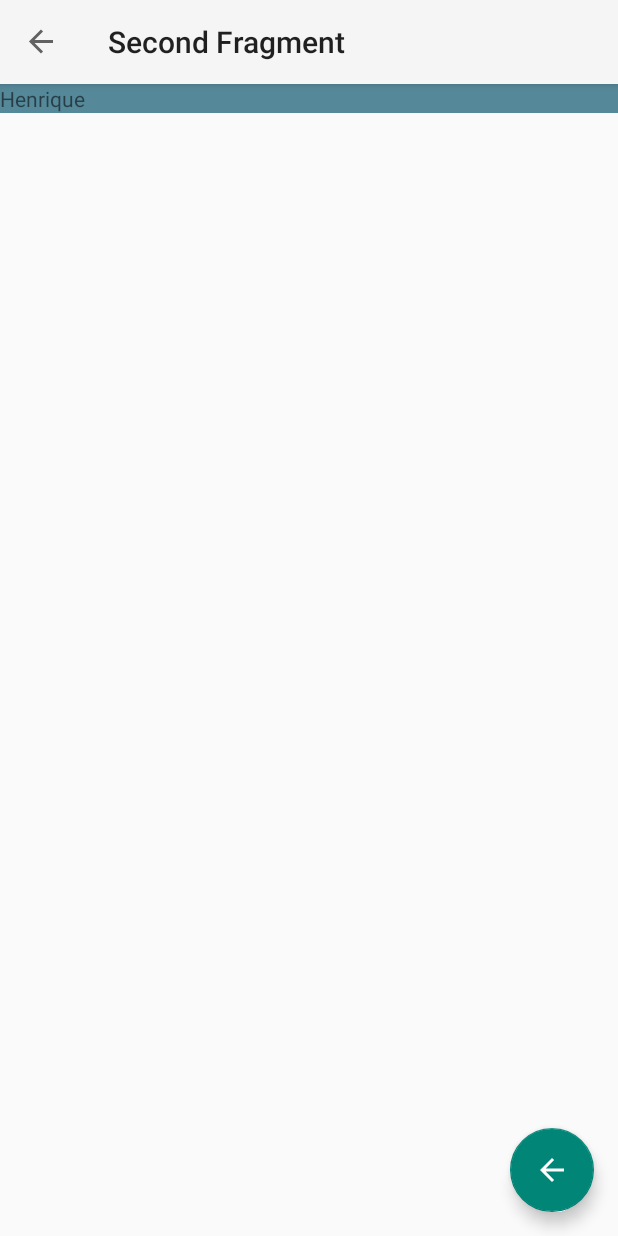
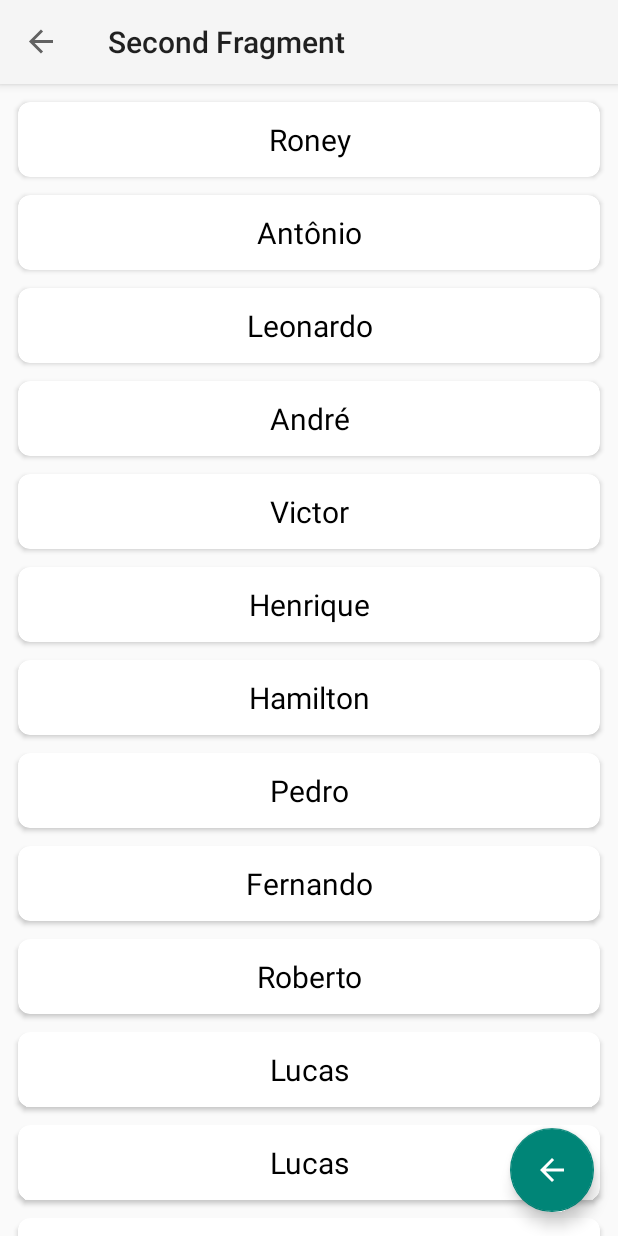
Before and after one commit to henriquesbraga/android_kotlin_study, an Android app: the screen it shows after launch (MainActivity), after a tap on an icon or button, on a phone screen of 412 x 824 dp. Run offline under Robolectric (Android 15) with nearby library versions, the phone set to English and light mode, and no system bars; our stand-ins replace navigation-ui.

Commit message:
feat: RecyclerView implementation

```diff
--- /dev/null
+++ b/app/src/main/java/dev/henriquebraga/androidstudy/utils/PersonList.kt
@@ -0,0 +1,22 @@
+package dev.henriquebraga.androidstudy.utils
+
+import dev.henriquebraga.androidstudy.model.Person
+
+val personDataList = listOf(
+    Person("Henrique"),
+    Person("Leonardo"),
+    Person("Victor"),
+    Person("Roney"),
+    Person("Lucas"),
+    Person("Fernando"),
+    Person("André"),
+    Person("Hamilton"),
+    Person("Roberto"),
+    Person("Pedro"),
+    Person("Pedro"),
+    Person("Marcos"),
+    Person("Antônio"),
+    Person("Lucas"),
+    Person("Gustavo"),
+    Person("Jucian"),
+)
--- /dev/null
+++ b/app/src/main/java/dev/henriquebraga/androidstudy/utils/SpaceItemDecorator.kt
@@ -0,0 +1,22 @@
+package dev.henriquebraga.androidstudy.utils
+
+import android.graphics.Rect
+import android.view.View
+import androidx.recyclerview.widget.RecyclerView
+
+class SpaceItemDecorator(private val space: Int): RecyclerView.ItemDecoration() {
+    override fun getItemOffsets(
+        outRect: Rect, view: View, parent: RecyclerView, state: RecyclerView.State
+    ) {
+        outRect.left = space
+        outRect.right = space
+        outRect.bottom = space
+
+        // Add top margin only for the first item to avoid double space between items
+        if (parent.getChildAdapterPosition(view) == 0) {
+            outRect.top = space
+        } else {
+            outRect.top = 0
+        }
+    }
+}
--- a/app/src/main/java/dev/henriquebraga/androidstudy/view/FirstFragment.kt
+++ b/app/src/main/java/dev/henriquebraga/androidstudy/view/FirstFragment.kt
@@ -5,16 +5,25 @@ import androidx.fragment.app.Fragment
 import android.view.LayoutInflater
 import android.view.View
 import android.view.ViewGroup
-import androidx.core.os.bundleOf
 import androidx.navigation.fragment.findNavController
+import androidx.recyclerview.widget.LinearLayoutManager
 import dev.henriquebraga.androidstudy.R
 import dev.henriquebraga.androidstudy.databinding.FragmentFirstBinding
-import dev.henriquebraga.androidstudy.model.Person
+import dev.henriquebraga.androidstudy.utils.SpaceItemDecorator
+import dev.henriquebraga.androidstudy.utils.personDataList
 
 class FirstFragment : Fragment() {
 
     private var _binding: FragmentFirstBinding? = null
     private val binding get() = _binding!!
+
+    private lateinit var adapter: PersonListAdapter
+
+    override fun onCreate(savedInstanceState: Bundle?) {
+        super.onCreate(savedInstanceState)
+        adapter = PersonListAdapter(personDataList)
+    }
+
 
     override fun onCreateView(
         inflater: LayoutInflater, container: ViewGroup?, savedInstanceState: Bundle?
@@ -26,12 +35,14 @@ class FirstFragment : Fragment() {
     override fun onViewCreated(view: View, savedInstanceState: Bundle?) {
         super.onViewCreated(view, savedInstanceState)
 
-        // Bundle to transport
-        val p = Person("Henrique")
-        val bundle = bundleOf("personArg" to p)
+        //Setup adapter
+        binding.recyclerView1.layoutManager = LinearLayoutManager(requireContext())
+        binding.recyclerView1.adapter = adapter
+        binding.recyclerView1.addItemDecoration(SpaceItemDecorator(18))
 
+        //Setup listeners
         binding.fab.setOnClickListener {
-            findNavController().navigate(R.id.action_first_to_second, bundle)
+            findNavController().navigate(R.id.action_first_to_second)
         }
     }
 }
--- /dev/null
+++ b/app/src/main/java/dev/henriquebraga/androidstudy/view/PersonListAdapter.kt
@@ -0,0 +1,60 @@
+package dev.henriquebraga.androidstudy.view
+
+import android.view.LayoutInflater
+import android.view.ViewGroup
+import androidx.recyclerview.widget.AsyncListDiffer
+import androidx.recyclerview.widget.DiffUtil
+import androidx.recyclerview.widget.RecyclerView
+import androidx.recyclerview.widget.RecyclerView.Recycler
+import dev.henriquebraga.androidstudy.databinding.ItemListBinding
+import dev.henriquebraga.androidstudy.model.Person
+
+class PersonListAdapter (
+    private val list: List<Person>
+): RecyclerView.Adapter<PersonListAdapter.ViewHolder>() {
+
+    // AsyncListDiffer
+    private val asyncListDiffer: AsyncListDiffer<Person> = AsyncListDiffer(this, DiffCallback)
+
+    init {
+        asyncListDiffer.submitList(list)
+    }
+
+
+    override fun onCreateViewHolder( parent: ViewGroup, viewType: Int): PersonListAdapter.ViewHolder {
+        val layoutInflater = LayoutInflater.from(parent.context)
+        val binding = ItemListBinding.inflate(layoutInflater, parent, false)
+        return ViewHolder(binding)
+    }
+
+    override fun onBindViewHolder(holder: PersonListAdapter.ViewHolder, position: Int) {
+        holder.bind(asyncListDiffer.currentList[position])
+    }
+
+    override fun getItemCount(): Int = asyncListDiffer.currentList.size
+
+    fun submitList(persons: List<Person>) {
+        asyncListDiffer.submitList(persons)
+    }
+
+    class ViewHolder(
+        private val binding: ItemListBinding
+    ) :RecyclerView.ViewHolder(binding.root) {
+        fun bind(person: Person) {
+            binding.textView2.text = person.name
+        }
+    }
+
+    // DiffCallback
+    object DiffCallback : DiffUtil.ItemCallback<Person>() {
+        override fun areItemsTheSame(oldItem: Person, newItem: Person): Boolean {
+            return oldItem.name == newItem.name
+        }
+
+        override fun areContentsTheSame(oldItem: Person, newItem: Person): Boolean {
+            return oldItem.name == newItem.name
+        }
+
+    }
+
+}
--- a/app/src/main/java/dev/henriquebraga/androidstudy/view/SecondFragment.kt
+++ b/app/src/main/java/dev/henriquebraga/androidstudy/view/SecondFragment.kt
@@ -6,14 +6,24 @@ import android.view.LayoutInflater
 import android.view.View
 import android.view.ViewGroup
 import androidx.navigation.fragment.findNavController
+import androidx.recyclerview.widget.LinearLayoutManager
 import dev.henriquebraga.androidstudy.R
 import dev.henriquebraga.androidstudy.databinding.FragmentSecondBinding
 import dev.henriquebraga.androidstudy.model.Person
+import dev.henriquebraga.androidstudy.utils.SpaceItemDecorator
+import dev.henriquebraga.androidstudy.utils.personDataList
 
 class SecondFragment : Fragment() {
 
     private var _binding: FragmentSecondBinding? = null
     private val binding get() = _binding!!
+
+    private lateinit var adapter: PersonListAdapter
+
+    override fun onCreate(savedInstanceState: Bundle?) {
+        super.onCreate(savedInstanceState)
+        adapter = PersonListAdapter(personDataList.shuffled())
+    }
 
     override fun onCreateView(
         inflater: LayoutInflater, container: ViewGroup?, savedInstanceState: Bundle?
@@ -24,16 +34,18 @@ class SecondFragment : Fragment() {
 
     override fun onViewCreated(view: View, savedInstanceState: Bundle?) {
         super.onViewCreated(view, savedInstanceState)
-        printValue()
+
+        // Setup Adapter
+        //Setup adapter
+        binding.recyclerView2.layoutManager = LinearLayoutManager(requireContext())
+        binding.recyclerView2.adapter = adapter
+        binding.recyclerView2.addItemDecoration(SpaceItemDecorator(18))
+
+        // Setup Listeners
         binding.fab.setOnClickListener {
             findNavController().navigateUp()
         }
     }
 
-    private fun printValue() {
-        // Receiving data
-        val p = arguments?.get("personArg") as Person
-        binding.textView1.text = p.name
-    }
 
 }
--- a/app/src/main/res/layout/fragment_first.xml
+++ b/app/src/main/res/layout/fragment_first.xml
@@ -6,6 +6,22 @@
     android:layout_width="match_parent"
     android:layout_height="match_parent"
     tools:context=".view.FirstFragment">
+
+
+
+
+    <androidx.recyclerview.widget.RecyclerView
+        android:id="@+id/recycler_view1"
+        android:layout_width="match_parent"
+        android:layout_height="match_parent"
+        app:layout_constraintTop_toTopOf="parent"
+        app:layout_constraintLeft_toLeftOf="parent"
+        app:layout_constraintRight_toRightOf="parent"
+        app:layout_constraintBottom_toBottomOf="parent"
+        tools:listitem="@layout/item_list"/>
+
+
+
 
     <com.google.android.material.floatingactionbutton.FloatingActionButton
         android:id="@+id/fab"
--- a/app/src/main/res/layout/fragment_second.xml
+++ b/app/src/main/res/layout/fragment_second.xml
@@ -8,16 +8,15 @@
     tools:context=".view.SecondFragment">
 
 
-    <TextView
-        android:id="@+id/text_view1"
+    <androidx.recyclerview.widget.RecyclerView
+        android:id="@+id/recycler_view2"
         android:layout_width="match_parent"
-        android:layout_height="wrap_content"
-        android:background="#558899"
-        android:text="should have been a name here"
+        android:layout_height="match_parent"
         app:layout_constraintTop_toTopOf="parent"
-        app:layout_constraintEnd_toEndOf="parent"
-        app:layout_constraintStart_toStartOf="parent" />
-
+        app:layout_constraintLeft_toLeftOf="parent"
+        app:layout_constraintRight_toRightOf="parent"
+        app:layout_constraintBottom_toBottomOf="parent"
+        tools:listitem="@layout/item_list"/>
 
 
 
--- /dev/null
+++ b/app/src/main/res/layout/item_list.xml
@@ -0,0 +1,22 @@
+<?xml version="1.0" encoding="utf-8"?>
+<androidx.cardview.widget.CardView xmlns:android="http://schemas.android.com/apk/res/android"
+    android:layout_width="match_parent"
+    android:layout_height="50dp"
+    xmlns:app="http://schemas.android.com/apk/res-auto"
+    android:elevation="10dp"
+    app:cardCornerRadius="8dp">
+
+    <TextView
+        android:id="@+id/text_view2"
+        android:layout_width="match_parent"
+        android:layout_height="wrap_content"
+        android:text="Nome"
+        android:textSize="20sp"
+        android:textColor="@color/black"
+        android:textAlignment="center"
+        android:layout_gravity="center"/>
+
+
+
+
+</androidx.cardview.widget.CardView>
--- a/app/src/main/res/navigation/nav_graph.xml
+++ b/app/src/main/res/navigation/nav_graph.xml
@@ -28,10 +28,6 @@
             android:id="@+id/action_second_to_first"
             app:destination="@+id/FirstFragment"
             />
-
-        <argument
-            android:name="personArg"
-            app:argType="dev.henriquebraga.androidstudy.model.Person" />
     </fragment>
 
 </navigation>
```
